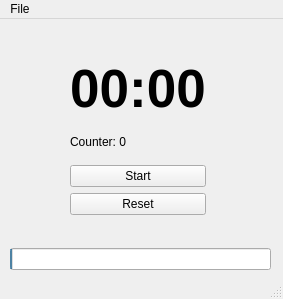
Above: form.ui from notHisu/ThisIsTheRealPomodoro before the change. Below: the same form after it.
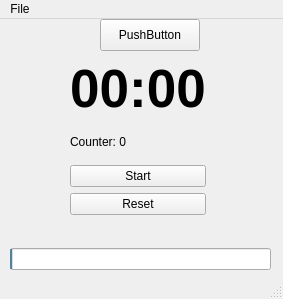
That is the form after the change.

Diff of the .ui file:
```diff
--- a/form.ui
+++ b/form.ui
@@ -107,6 +107,19 @@
          </item>
         </layout>
        </widget>
+       <widget class="QPushButton" name="pushButton">
+        <property name="geometry">
+         <rect>
+          <x>90</x>
+          <y>0</y>
+          <width>100</width>
+          <height>32</height>
+         </rect>
+        </property>
+        <property name="text">
+         <string>PushButton</string>
+        </property>
+       </widget>
       </widget>
      </item>
      <item>
```
Left out of the diff: 2 changed lines with no effect on the pictures.
